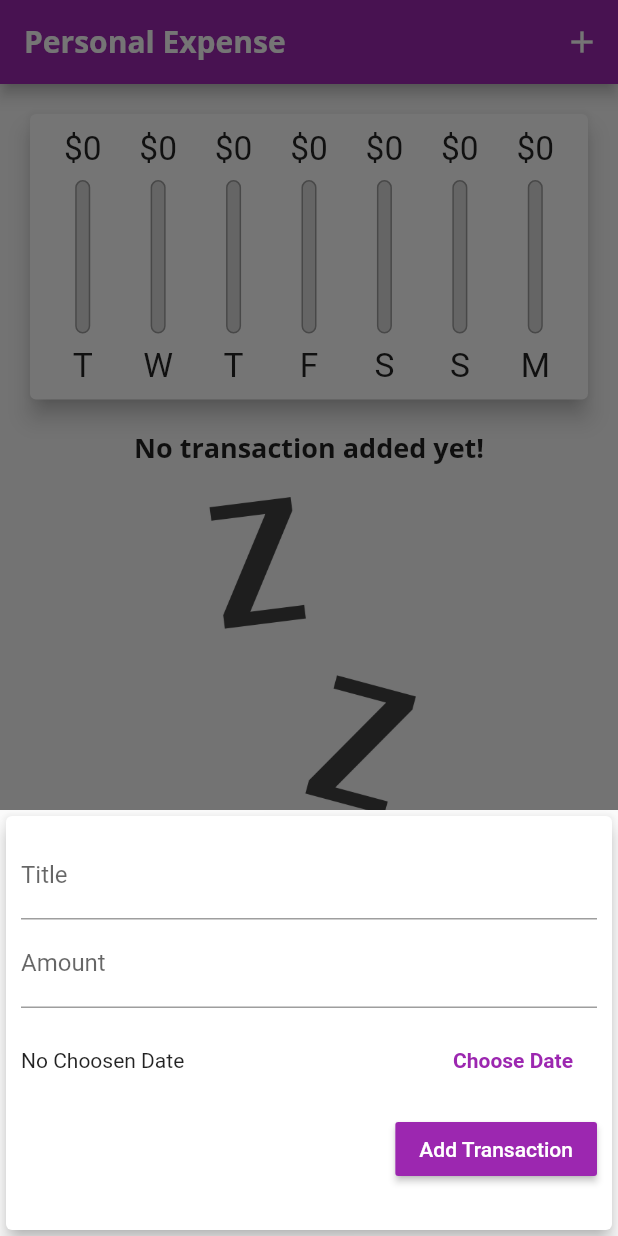
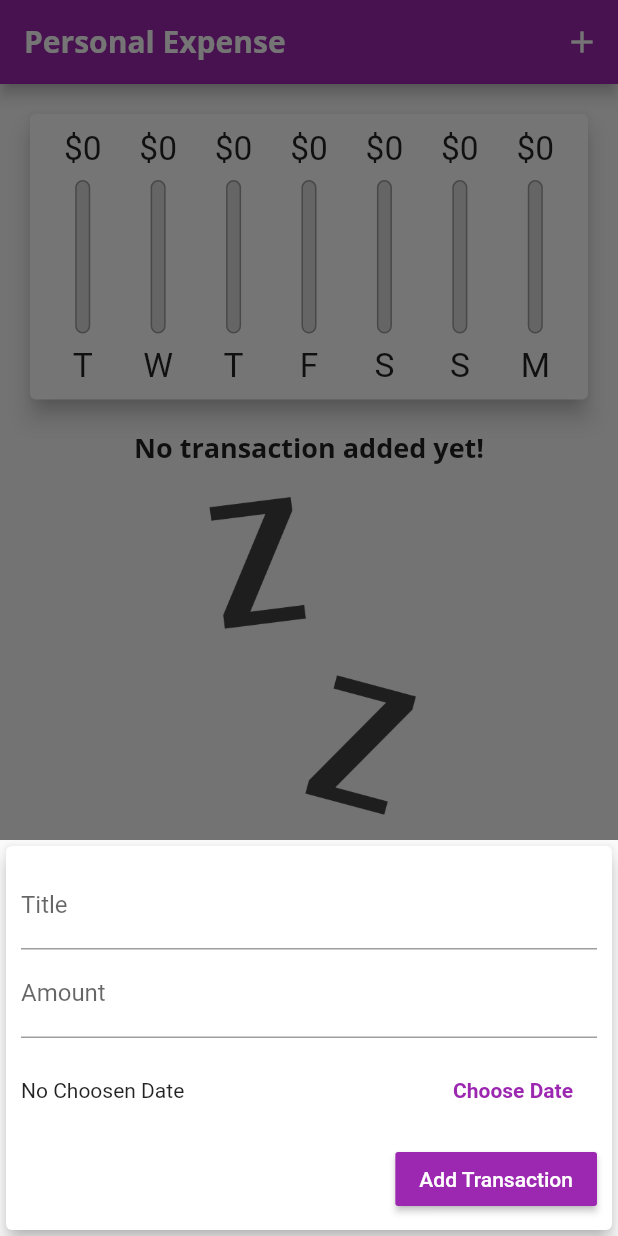
Before and after one commit to antranvn/flutter_expense_planner, a Flutter app: the screen it shows after launch, after a tap on the "add" icon, on a phone screen of 412 x 824 dp. Run offline on Flutter 3.47's test engine with Material 2 defaults, Android fonts, the phone set to English and light mode, and no system bars; Roboto replaces fonts that are missing (Open Sans).

Commit message:
Using device size in condition & managing the MediaQuery object

```diff
--- a/lib/main.dart
+++ b/lib/main.dart
@@ -105,8 +105,9 @@ class _MyHomePageState extends State<MyHomePage> {
 
   @override
   Widget build(BuildContext context) {
-    final isLandspace =
-        MediaQuery.of(context).orientation == Orientation.landscape;
+    final mediaQuery = MediaQuery.of(context);
+
+    final isLandspace = mediaQuery.orientation == Orientation.landscape;
 
     final appBar = AppBar(
       title: Text(
@@ -122,9 +123,9 @@ class _MyHomePageState extends State<MyHomePage> {
     );
 
     final txListWidget = Container(
-        height: (MediaQuery.of(context).size.height -
+        height: (mediaQuery.size.height -
                 appBar.preferredSize.height -
-                MediaQuery.of(context).padding.top) *
+                mediaQuery.padding.top) *
             0.7,
         child: TransactionList(_userTransactions, _deleteTransaction));
 
@@ -152,18 +153,18 @@ class _MyHomePageState extends State<MyHomePage> {
               ),
             if (!isLandspace)
               Container(
-                  height: (MediaQuery.of(context).size.height -
+                  height: (mediaQuery.size.height -
                           appBar.preferredSize.height -
-                          MediaQuery.of(context).padding.top) *
+                          mediaQuery.padding.top) *
                       0.3,
                   child: Chart(_recentTransactions)),
             if (!isLandspace) txListWidget,
             if (isLandspace)
               _showChart
                   ? Container(
-                      height: (MediaQuery.of(context).size.height -
+                      height: (mediaQuery.size.height -
                               appBar.preferredSize.height -
-                              MediaQuery.of(context).padding.top) *
+                              mediaQuery.padding.top) *
                           0.7,
                       child: Chart(_recentTransactions))
                   : txListWidget,
--- a/lib/widgets/new_transaction.dart
+++ b/lib/widgets/new_transaction.dart
@@ -56,7 +56,7 @@ class _NewTransactionState extends State<NewTransaction> {
             top: 10,
             left: 10,
             right: 10,
-            bottom: MediaQuery.of(context).viewInsets.bottom + 30,
+            bottom: MediaQuery.of(context).viewInsets.bottom + 10,
           ),
           child: Column(
             crossAxisAlignment: CrossAxisAlignment.end,
```
Also changed, not shown: lib/widgets/transaction_list.dart (+12 -5 lines).
